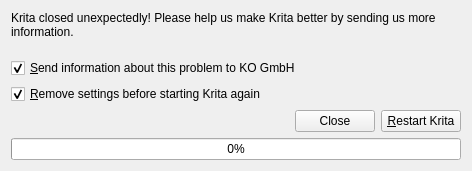
Qt form krita/crashreporter/wdg_crash_reporter.ui (KDE/krita) before a commit.
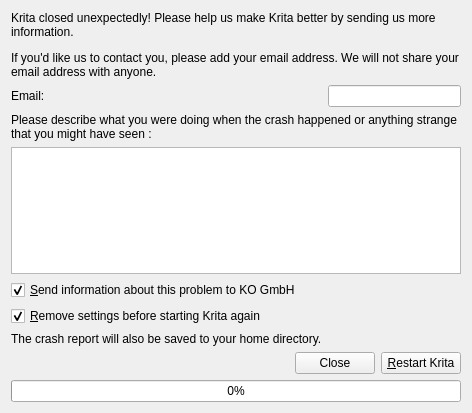
The same form after that commit.

Commit message: Manual copy of b391886d9c2b5d299c8ec554603c90bdb30ffa3d

```diff
--- a/krita/crashreporter/wdg_crash_reporter.ui
+++ b/krita/crashreporter/wdg_crash_reporter.ui
@@ -7,50 +7,14 @@
     <x>0</x>
     <y>0</y>
     <width>472</width>
-    <height>171</height>
+    <height>413</height>
    </rect>
   </property>
   <property name="windowTitle">
    <string>Hyves Desktop Error Reporter</string>
   </property>
   <layout class="QGridLayout" name="gridLayout">
-   <item row="0" column="0">
-    <widget class="QLabel" name="label">
-     <property name="text">
-      <string>Krita closed unexpectedly! Please help us make Krita better by sending us more information.</string>
-     </property>
-     <property name="wordWrap">
-      <bool>true</bool>
-     </property>
-    </widget>
-   </item>
-   <item row="1" column="0">
-    <spacer name="verticalSpacer">
-     <property name="orientation">
-      <enum>Qt::Vertical</enum>
-     </property>
-     <property name="sizeHint" stdset="0">
-      <size>
-       <width>20</width>
-       <height>32</height>
-      </size>
-     </property>
-    </spacer>
-   </item>
-   <item row="2" column="0">
-    <widget class="QCheckBox" name="chkAllowUpload">
-     <property name="toolTip">
-      <string>This information includes the type of computer you use, and information about the usage of Hyves Desktop. No personal information is sent to Hyves.</string>
-     </property>
-     <property name="text">
-      <string>&amp;Send information about this problem to KO GmbH</string>
-     </property>
-     <property name="checked">
-      <bool>true</bool>
-     </property>
-    </widget>
-   </item>
-   <item row="3" column="0">
+   <item row="5" column="0" colspan="2">
     <widget class="QCheckBox" name="chkRemoveSettings">
      <property name="toolTip">
       <string>This information includes the type of computer you use, and information about the usage of Hyves Desktop. No personal information is sent to Hyves.</string>
@@ -63,7 +27,30 @@
      </property>
     </widget>
    </item>
-   <item row="4" column="0">
+   <item row="0" column="0" colspan="2">
+    <widget class="QLabel" name="label">
+     <property name="text">
+      <string>&lt;html&gt;&lt;head/&gt;&lt;body&gt;&lt;p&gt;Krita closed unexpectedly! Please help us make Krita better by sending us more information.&lt;/p&gt;&lt;p&gt;If you'd like us to contact you, please add your email address. We will not share your email address with anyone.&lt;/p&gt;&lt;/body&gt;&lt;/html&gt;</string>
+     </property>
+     <property name="textFormat">
+      <enum>Qt::RichText</enum>
+     </property>
+     <property name="alignment">
+      <set>Qt::AlignLeading|Qt::AlignLeft|Qt::AlignTop</set>
+     </property>
+     <property name="wordWrap">
+      <bool>true</bool>
+     </property>
+    </widget>
+   </item>
+   <item row="1" column="0">
+    <widget class="QLabel" name="label_2">
+     <property name="text">
+      <string>Email:</string>
+     </property>
+    </widget>
+   </item>
+   <item row="7" column="0" colspan="2">
     <layout class="QHBoxLayout" name="horizontalLayout">
      <item>
       <spacer name="horizontalSpacer">
@@ -94,7 +81,7 @@
      </item>
     </layout>
    </item>
-   <item row="5" column="0">
+   <item row="8" column="0" colspan="2">
     <widget class="QProgressBar" name="progressBar">
      <property name="enabled">
       <bool>true</bool>
@@ -107,6 +94,52 @@
      </property>
     </widget>
    </item>
+   <item row="3" column="0" colspan="2">
+    <widget class="QTextEdit" name="txtDescription"/>
+   </item>
+   <item row="1" column="1">
+    <widget class="QLineEdit" name="txtEmail">
+     <property name="sizePolicy">
+      <sizepolicy hsizetype="MinimumExpanding" vsizetype="Fixed">
+       <horstretch>10</horstretch>
+       <verstretch>0</verstretch>
+      </sizepolicy>
+     </property>
+    </widget>
+   </item>
+   <item row="2" column="0" colspan="2">
+    <widget class="QLabel" name="label_3">
+     <property name="text">
+      <string>&lt;html&gt;&lt;head/&gt;&lt;body&gt;&lt;p&gt;Please describe what you were doing when the crash happened or anything strange that you might have seen :&lt;/p&gt;&lt;/body&gt;&lt;/html&gt;</string>
+     </property>
+     <property name="textFormat">
+      <enum>Qt::RichText</enum>
+     </property>
+     <property name="alignment">
+      <set>Qt::AlignLeading|Qt::AlignLeft|Qt::AlignTop</set>
+     </property>
+     <property name="wordWrap">
+      <bool>true</bool>
+     </property>
+    </widget>
+   </item>
+   <item row="4" column="0" colspan="2">
+    <widget class="QCheckBox" name="chkAllowUpload">
+     <property name="text">
+      <string>&amp;Send information about this problem to KO GmbH</string>
+     </property>
+     <property name="checked">
+      <bool>true</bool>
+     </property>
+    </widget>
+   </item>
+   <item row="6" column="0">
+    <widget class="QLabel" name="label_4">
+     <property name="text">
+      <string>The crash report will also be saved to your home directory.</string>
+     </property>
+    </widget>
+   </item>
   </layout>
  </widget>
  <tabstops>
```
Left out of the diff: 4 changed lines with no effect on the pictures.
